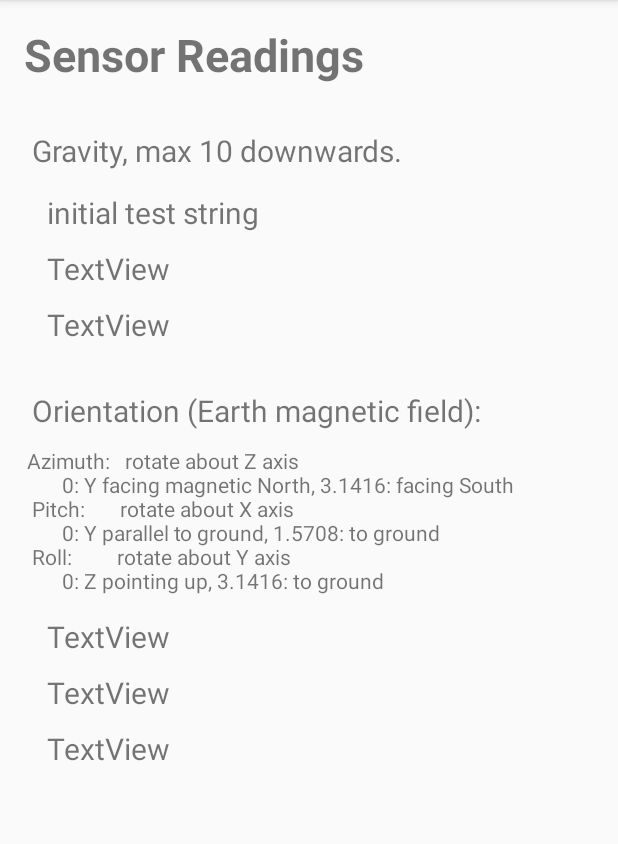
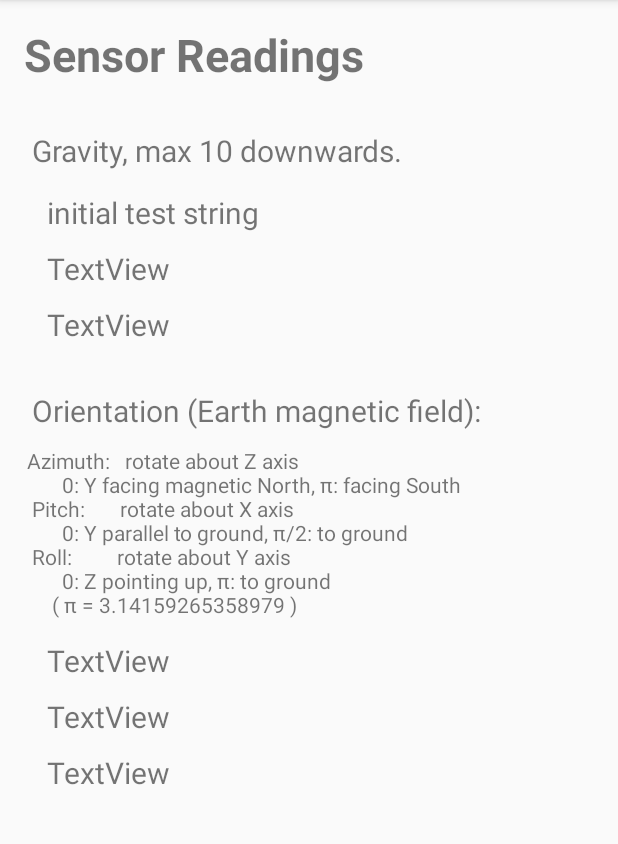
Before and after one commit to sproffer/SensorTest, an Android app: the screen it shows after launch (SensorActivity), on a phone screen of 412 x 824 dp, the part 84-928 px from its top. Run offline under Robolectric (Android 15) with nearby library versions, the phone set to English and light mode, and no system bars.

Commit message:
pie symbol

```diff
--- a/app/src/main/res/values/strings.xml
+++ b/app/src/main/res/values/strings.xml
@@ -9,11 +9,12 @@
     <string name="orientationNote">Orientation (Earth magnetic field):</string>
     <string name="orientationExplain">
       Azimuth: &#160; rotate about Z axis \n
-        &#160;&#160;&#160;&#160;&#160;&#160;0: Y facing magnetic North, 3.1416: facing South \n
+        &#160;&#160;&#160;&#160;&#160;&#160;0: Y facing magnetic North, &#960;: facing South \n
 	  Pitch: &#160;&#160;&#160;&#160;&#160; rotate about X axis \n
-        &#160;&#160;&#160;&#160;&#160;&#160;0: Y parallel to ground, 1.5708: to ground \n
+        &#160;&#160;&#160;&#160;&#160;&#160;0: Y parallel to ground, &#960;/2: to ground \n
 	  Roll: &#160;&#160;&#160;&#160;&#160;&#160;&#160; rotate about Y axis \n
-        &#160;&#160;&#160;&#160;&#160;&#160;0: Z pointing up, 3.1416: to ground
+        &#160;&#160;&#160;&#160;&#160;&#160;0: Z pointing up, &#960;: to ground \
+        &#160;&#160;&#160; ( &#960; = 3.14159265358979 )
     </string>
 
 </resources>
```
Also changed, not shown: 1 other file.
